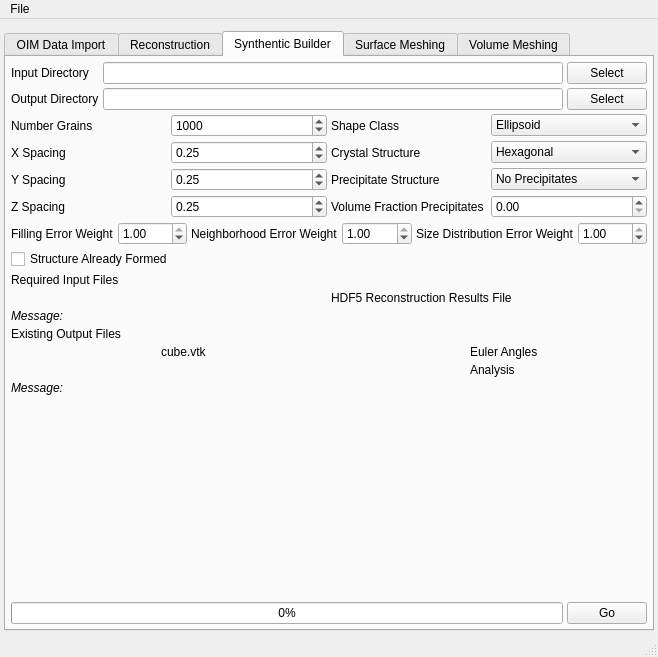
Old version of the form Source/AIM/GUI/UI_Files/RepresentationUI.ui in the repository BlueQuartzSoftware/DREAM3D.
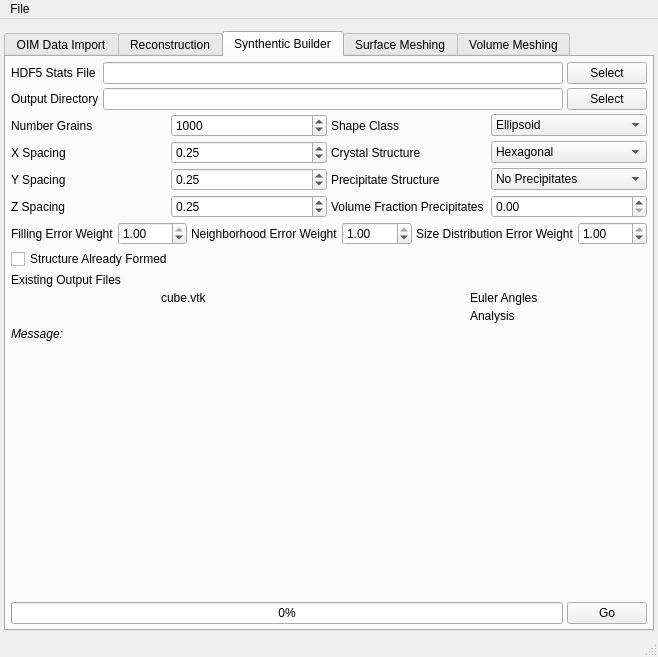
New version of the form. The open tabs and pages were chosen to show the change. Icons and pictures are not drawn.

Commit message: Removing compile warnings. Updating UI to use only the HDF5 as an input file for the Grain Generator tab. Updating all the UI code to use HDF5 as an input file from the Grain Generator Tab.

Diff of the .ui file:
```diff
--- a/Source/AIM/GUI/UI_Files/RepresentationUI.ui
+++ b/Source/AIM/GUI/UI_Files/RepresentationUI.ui
@@ -1055,12 +1055,12 @@
           <item row="0" column="0">
            <widget class="QLabel" name="label_11">
             <property name="text">
-             <string>Input Directory</string>
+             <string>HDF5 Stats File</string>
             </property>
            </widget>
           </item>
           <item row="0" column="1">
-           <widget class="QLineEdit" name="gg_InputDir"/>
+           <widget class="QLineEdit" name="gg_H5StatisticsFile"/>
           </item>
           <item row="0" column="2">
            <widget class="QPushButton" name="gg_InputDirBtn">
@@ -1317,58 +1317,6 @@
           </property>
          </widget>
         </item>
-        <item>
-         <layout class="QGridLayout" name="gridLayout_5">
-          <property name="spacing">
-           <number>4</number>
-          </property>
-          <item row="0" column="0" colspan="2">
-           <widget class="QLabel" name="label_13">
-            <property name="text">
-             <string>Required Input Files</string>
-            </property>
-           </widget>
-          </item>
-          <item row="4" column="0" colspan="2">
-           <widget class="QLabel" name="gg_inputfile_msg">
-            <property name="font">
-             <font>
-              <italic>true</italic>
-             </font>
-            </property>
-            <property name="text">
-             <string>Message:</string>
-            </property>
-            <property name="wordWrap">
-             <bool>true</bool>
-            </property>
-            <property name="margin">
-             <number>3</number>
-            </property>
-           </widget>
-          </item>
-          <item row="1" column="0">
-           <widget class="QLabel" name="gg_H5StatisticsFileIcon">
-            <property name="text">
-             <string/>
-            </property>
-            <property name="pixmap">
-             <pixmap resource="../../../../Resources/icons/images/Icons.qrc">:/Delete-16x16.png</pixmap>
-            </property>
-            <property name="alignment">
-             <set>Qt::AlignCenter</set>
-            </property>
-           </widget>
-          </item>
-          <item row="1" column="1">
-           <widget class="QLabel" name="gg_H5StatisticsFile">
-            <property name="text">
-             <string>HDF5 Reconstruction Results File</string>
-            </property>
-           </widget>
-          </item>
-         </layout>
-        </item>
         <item>
          <layout class="QGridLayout" name="gridLayout_8">
           <property name="spacing">
```
Left out of the diff: 11 changed lines with no effect on the pictures. The commit also changes 6 other files.
